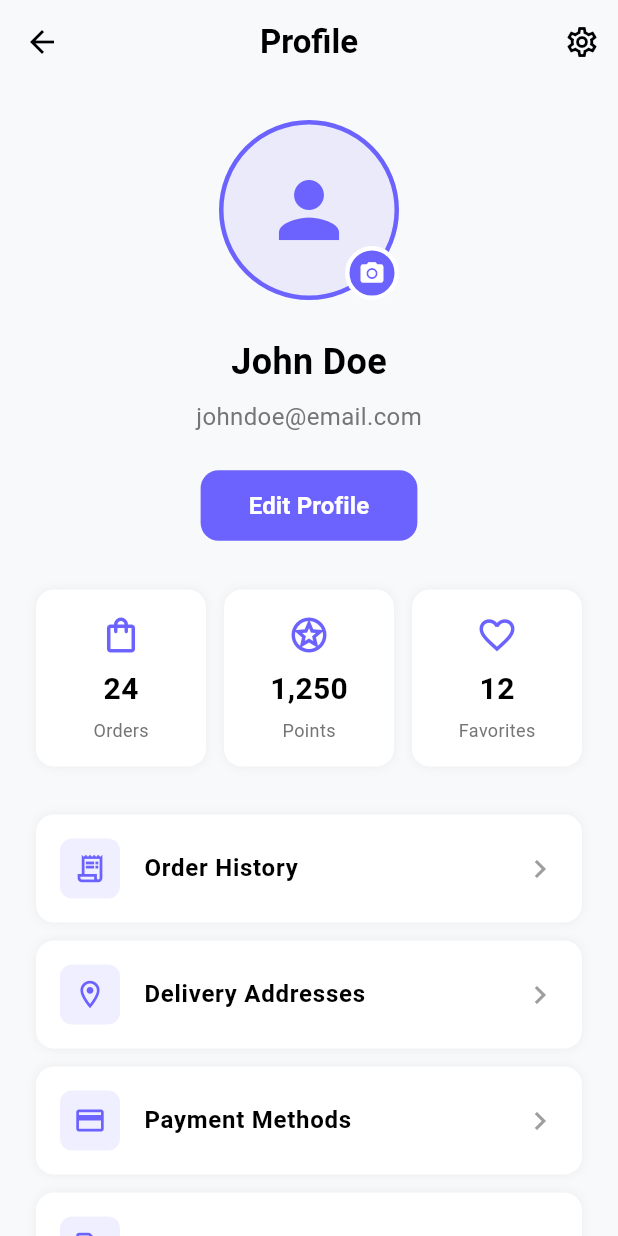
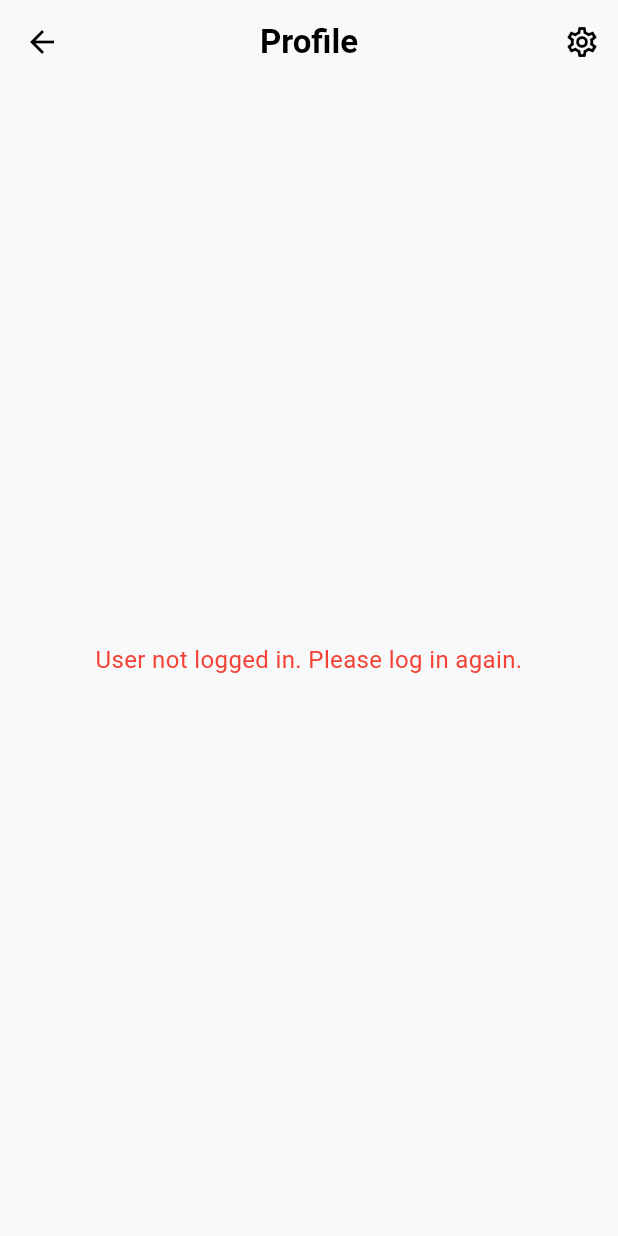
Before and after one commit to Zankhoa/PRM, a Flutter app: the UserProfileScreen screen opened directly, on a phone screen of 412 x 824 dp. Run offline on Flutter 3.47's test engine with Material 3 defaults, Android fonts, the phone set to English and light mode, and no system bars; our stand-ins replace shared_preferences; accounts and stored records are empty; Roboto replaces fonts that are missing (Poppins).

Commit message:
User Profile Feature

```diff
--- a/fontend/lib/LoginScreen.dart
+++ b/fontend/lib/LoginScreen.dart
@@ -1,10 +1,7 @@
 import 'package:flutter/material.dart';
 import 'package:shop_owner_screen/ListProductManagement.dart';
-import 'package:shop_owner_screen/RegisterScreen.dart';
-import 'package:shop_owner_screen/ScreensHub.dart';
 import 'package:shop_owner_screen/screens/dashboard_screen.dart';
 import 'package:shop_owner_screen/user/product_list_user_screen.dart';
-import 'ListProductManagement.dart';
 import 'RegisterScreen.dart';
 import 'package:http/http.dart' as http;
 import 'dart:convert';
--- a/fontend/lib/UserProfileScreen.dart
+++ b/fontend/lib/UserProfileScreen.dart
@@ -1,9 +1,93 @@
 import 'package:flutter/material.dart';
+import 'package:shop_owner_screen/LoginScreen.dart';
 import 'package:shop_owner_screen/UpdateProfileScreen.dart';
 import 'package:shop_owner_screen/SettingScreen.dart';
+import 'package:http/http.dart' as http;
+import 'dart:convert';
+import 'package:shared_preferences/shared_preferences.dart';
 
-class UserProfileScreen extends StatelessWidget {
+class UserProfileScreen extends StatefulWidget {
   const UserProfileScreen({super.key});
+
+  @override
+  State<UserProfileScreen> createState() => _UserProfileScreenState();
+}
+
+class _UserProfileScreenState extends State<UserProfileScreen> {
+  bool _isLoading = true;
+  Map<String, dynamic>? _userData;
+  String _errorMessage = '';
+
+  @override
+  void initState() {
+    super.initState();
+    _fetchUserProfile();
+  }
+
+  Future<void> _fetchUserProfile() async {
+    setState(() {
+      _isLoading = true;
+      _errorMessage = '';
+    });
+
+    try {
+      // 1. Get the logged-in user's ID from SharedPreferences
+      final prefs = await SharedPreferences.getInstance();
+      final userId = prefs.getInt('userId');
+
+      if (userId == null) {
+        setState(() {
+          _errorMessage = 'User not logged in. Please log in again.';
+          _isLoading = false;
+        });
+        return;
+      }
+
+      // 2. Call the API (Make sure to use localhost for Chrome, or 10.0.2.2 for Emulator)
+      final url = Uri.parse('http://localhost:5089/api/User/$userId');
+      final response = await http.get(url);
+
+      if (response.statusCode == 200) {
+        final data = jsonDecode(response.body);
+        if (data['success'] == true) {
+          setState(() {
+            _userData = data['user'];
+            _isLoading = false;
+          });
+        } else {
+          setState(() {
+            _errorMessage = data['message'] ?? 'Failed to load profile.';
+            _isLoading = false;
+          });
+        }
+      } else {
+        setState(() {
+          _errorMessage = 'Server error. Status code: ${response.statusCode}';
+          _isLoading = false;
+        });
+      }
+    } catch (e) {
+      setState(() {
+        _errorMessage = 'Could not connect to the server: $e';
+        _isLoading = false;
+      });
+    }
+  }
+
+  // NEW: Handle Logout
+  Future<void> _logout() async {
+    final prefs = await SharedPreferences.getInstance();
+    await prefs.clear(); // Wipe the saved userId and roleId
+
+    if (mounted) {
+      // Clear navigation history and go to login
+      Navigator.pushAndRemoveUntil(
+        context,
+        MaterialPageRoute(builder: (context) => const LoginScreen()),
+        (route) => false,
+      );
+    }
+  }
 
   @override
   Widget build(BuildContext context) {
@@ -37,7 +121,18 @@ class UserProfileScreen extends StatelessWidget {
           ),
         ],
       ),
-      body: SingleChildScrollView(
+      // NEW: Show a loading spinner, an error, or the actual profile
+      body: _isLoading
+          ? const Center(child: CircularProgressIndicator(color: Color(0xFF6C63FF)))
+          : _errorMessage.isNotEmpty
+              ? Center(
+                  child: Text(
+                    _errorMessage,
+                    style: const TextStyle(color: Colors.red, fontSize: 16),
+                    textAlign: TextAlign.center,
+                  ),
+                )
+              : SingleChildScrollView(
                   padding: const EdgeInsets.all(24.0),
                   child: Column(
                     children: [
@@ -86,10 +181,10 @@ class UserProfileScreen extends StatelessWidget {
                       ),
                       const SizedBox(height: 24),
 
-            // User Name
-            const Text(
-              "John Doe",
-              style: TextStyle(
+                      // NEW: Dynamic User Name
+                      Text(
+                        _userData?['fullName'] ?? 'No Name Provided',
+                        style: const TextStyle(
                           fontSize: 24,
                           fontWeight: FontWeight.bold,
                           color: Colors.black,
@@ -97,25 +192,41 @@ class UserProfileScreen extends StatelessWidget {
                       ),
                       const SizedBox(height: 8),
 
-            // Email
+                      // NEW: Dynamic Email
                       Text(
-              "johndoe@email.com",
+                        _userData?['email'] ?? 'No Email Provided',
                         style: TextStyle(
                           fontSize: 16,
                           color: Colors.grey.shade600,
                         ),
                       ),
+
+                      // NEW: Dynamic Phone (Optional Addition based on your API)
+                      if (_userData?['phone'] != null) ...[
+                        const SizedBox(height: 4),
+                        Text(
+                          _userData?['phone'],
+                          style: TextStyle(
+                            fontSize: 14,
+                            color: Colors.grey.shade500,
+                          ),
+                        ),
+                      ],
                       const SizedBox(height: 24),
 
                       // Edit Profile Button
                       ElevatedButton(
                         onPressed: () {
+                          // NEW: When returning from UpdateProfileScreen, refresh the data!
                           Navigator.push(
                             context,
                             MaterialPageRoute(
                               builder: (context) => const UpdateProfileScreen(),
                             ),
-                );
+                          ).then((_) {
+                            // This runs when they hit the "back" button on the update screen
+                            _fetchUserProfile();
+                          });
                         },
                         style: ElevatedButton.styleFrom(
                           backgroundColor: const Color(0xFF6C63FF),
@@ -139,79 +250,17 @@ class UserProfileScreen extends StatelessWidget {
                       ),
                       const SizedBox(height: 32),
 
-            // Stats Cards
-            Row(
-              children: [
-                Expanded(
-                  child: _buildStatCard(
-                    icon: Icons.shopping_bag_outlined,
-                    count: "24",
-                    label: "Orders",
-                  ),
-                ),
-                const SizedBox(width: 12),
-                Expanded(
-                  child: _buildStatCard(
-                    icon: Icons.stars_outlined,
-                    count: "1,250",
-                    label: "Points",
-                  ),
-                ),
-                const SizedBox(width: 12),
-                Expanded(
-                  child: _buildStatCard(
-                    icon: Icons.favorite_outline,
-                    count: "12",
-                    label: "Favorites",
-                  ),
-                ),
-              ],
-            ),
-            const SizedBox(height: 32),
-
                       // Menu Items
                       _buildMenuItem(
                         icon: Icons.receipt_long_outlined,
                         title: "Order History",
                         onTap: () {},
                       ),
-            const SizedBox(height: 12),
-            _buildMenuItem(
-              icon: Icons.location_on_outlined,
-              title: "Delivery Addresses",
-              onTap: () {},
-            ),
-            const SizedBox(height: 12),
-            _buildMenuItem(
-              icon: Icons.payment_outlined,
-              title: "Payment Methods",
-              onTap: () {},
-            ),
-            const SizedBox(height: 12),
-            _buildMenuItem(
-              icon: Icons.local_offer_outlined,
-              title: "Promotions & Offers",
-              onTap: () {},
-            ),
-            const SizedBox(height: 12),
-            _buildMenuItem(
-              icon: Icons.help_outline,
-              title: "Help & Support",
-              onTap: () {},
-            ),
-            const SizedBox(height: 12),
-            _buildMenuItem(
-              icon: Icons.info_outline,
-              title: "About",
-              onTap: () {},
-            ),
                       const SizedBox(height: 32),
 
-            // Logout Button
+                      // NEW: Wired up the Logout Button
                       OutlinedButton(
-              onPressed: () {
-                // Handle logout
-              },
+                        onPressed: _logout,
                         style: OutlinedButton.styleFrom(
                           side: const BorderSide(color: Colors.red, width: 2),
                           shape: RoundedRectangleBorder(
```
Also changed, not shown: fontend/lib/UpdateProfileScreen.dart (+130 -31 lines), 2 other files. Lines whose indentation alone changed are shown as unchanged.
